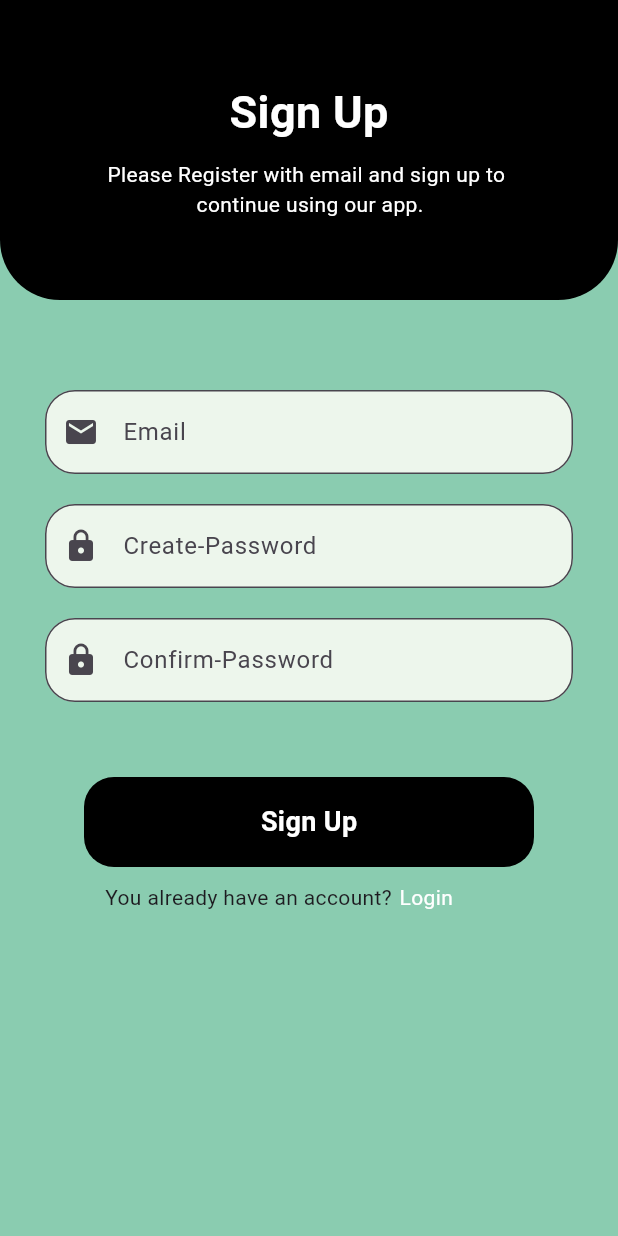
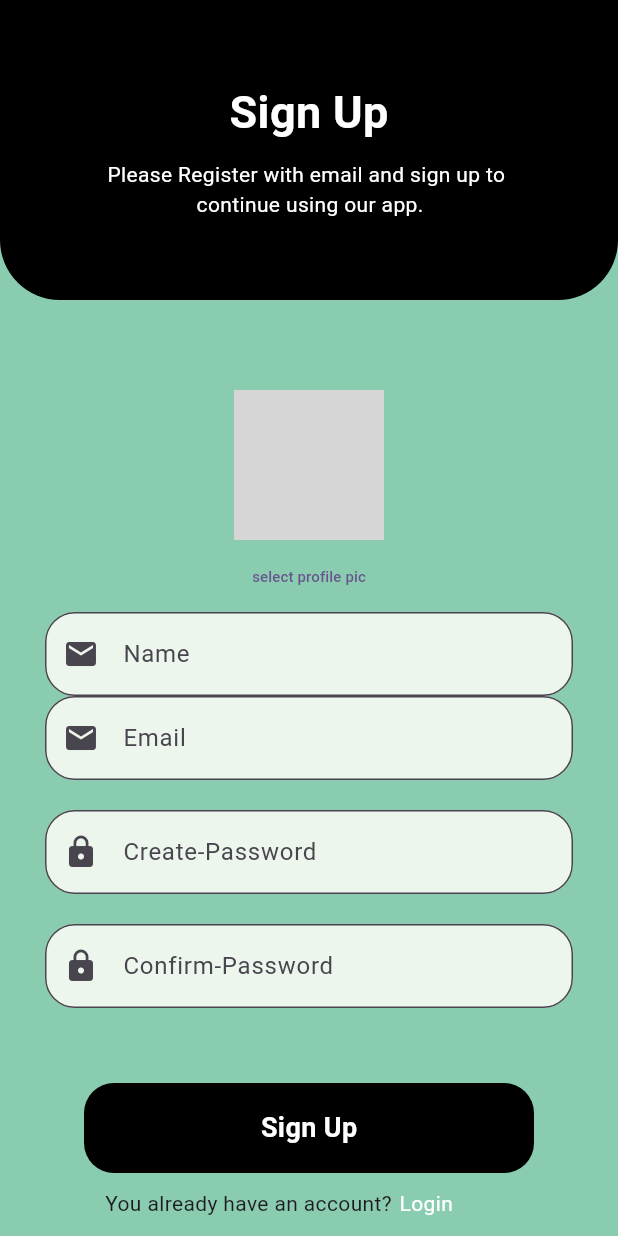
Before and after one commit to Adsoftwares1/chat_app_class, a Flutter app: the sign_up screen opened directly, on a phone screen of 412 x 824 dp. Run offline on Flutter 3.47's test engine with Material 3 defaults, Android fonts, the phone set to English and light mode, and no system bars; our stand-ins replace cloud_firestore, firebase_auth, firebase_core, firebase_storage, google_fonts, image_picker and 1 more; accounts and stored records are empty; grey boxes are pictures that could not be loaded.

Commit message:
signup with image uploading

```diff
--- a/lib/authentication/sinup_screen.dart
+++ b/lib/authentication/sinup_screen.dart
@@ -1,9 +1,14 @@
+import 'dart:io';
+
 import 'package:chat_app_for_class/authentication/view/login.dart';
 import 'package:chat_app_for_class/chat/home_screen.dart';
+import 'package:cloud_firestore/cloud_firestore.dart';
 import 'package:firebase_auth/firebase_auth.dart';
+import 'package:firebase_storage/firebase_storage.dart';
 import 'package:flutter/cupertino.dart';
 import 'package:flutter/material.dart';
 import 'package:google_fonts/google_fonts.dart';
+import 'package:image_picker/image_picker.dart';
 
 class sign_up extends StatefulWidget {
   const sign_up({super.key});
@@ -16,6 +21,11 @@ class _sign_upState extends State<sign_up> {
   var emailController = TextEditingController();
   var newPasswordController = TextEditingController();
   var ConfirmPasswordController = TextEditingController();
+  var nameController = TextEditingController();
+
+  XFile? selectedImage = null;
+
+  ImagePicker picker = ImagePicker();
 
   // varaible for laoading
   var isSignedUp = false;
@@ -73,6 +83,93 @@ class _sign_upState extends State<sign_up> {
 
             SizedBox(
               height: 15,
+            ),
+
+            Container(
+              height: 100,
+              width: 100,
+              decoration: BoxDecoration(
+                  //shape: BoxShape.circle, color: Colors.brown[100]
+                  ),
+              child: CircleAvatar(
+                radius: 100,
+                backgroundImage: selectedImage != null
+                    ? FileImage(File(selectedImage!.path))
+                    : AssetImage("assets/images/person.jpg")
+                        as ImageProvider<Object>,
+              ),
+            ),
+            TextButton(
+                onPressed: () {
+                  showDialog(
+                      context: context,
+                      builder: (context) {
+                        return AlertDialog(
+                          backgroundColor: Colors.brown,
+                          title: Center(
+                              child: Text(
+                            'select image',
+                            style: TextStyle(
+                                fontWeight: FontWeight.bold, fontSize: 30),
+                          )),
+                          content: Container(
+                            height: 100,
+                            width: 100,
+                            child: Column(
+                              children: [
+                                InkWell(
+                                    onTap: () {
+                                      pickimagefromgallery();
+                                      Navigator.of(context).pop();
+                                    },
+                                    child: Text(
+                                      'select from gallery',
+                                      style: TextStyle(
+                                          fontWeight: FontWeight.bold),
+                                    )),
+                                SizedBox(
+                                  height: 10,
+                                ),
+                                InkWell(
+                                    onTap: () {
+                                      pickimagefromcamera();
+                                      Navigator.of(context).pop();
+                                    },
+                                    child: Text(
+                                      'select from camera',
+                                      style: TextStyle(
+                                          fontWeight: FontWeight.bold),
+                                    ))
+                              ],
+                            ),
+                          ),
+                        );
+                      });
+                },
+                child: Text('select profile pic',
+                    style: GoogleFonts.aBeeZee(
+                        textStyle: TextStyle(fontSize: 10)))),
+
+            // Email
+            Padding(
+              padding: const EdgeInsets.only(left: 30, right: 30),
+              child: TextField(
+                controller: nameController,
+                decoration: InputDecoration(
+                  hintText: "Name",
+                  label: Text(
+                    'Name',
+                  ),
+                  border: OutlineInputBorder(
+                      borderRadius:
+                          BorderRadius.circular(20)), // Shape of the border
+                  prefixIcon: Icon(Icons.email),
+                  fillColor: Color(0xffEDF6EC),
+                  filled: true,
+                  // Leading icon
+                  // suffixIcon: Icon(Icons.)
+                ),
+              ),
             ),
 
             // Email
@@ -238,6 +335,39 @@ class _sign_upState extends State<sign_up> {
       FirebaseAuth auth = FirebaseAuth.instance;
       await auth.createUserWithEmailAndPassword(
           email: emailPassed, password: passwordPassed);
+      // store user progile image in firebase storage
+
+      if (selectedImage != null) {
+        // store selected XFile into File varaible to be store in firestore
+        File imageFile = File(selectedImage!.path);
+        // giving name to the image in the storage
+        String fileName = DateTime.now().millisecondsSinceEpoch.toString();
+
+        // query to store image in firebase storage
+
+        await FirebaseStorage.instance
+            .ref('profile_images/$fileName')
+            .putFile(imageFile);
+
+        // get imaged url
+
+        String userImageUrl = await FirebaseStorage.instance
+            .ref('profile_images/$fileName')
+            .getDownloadURL();
+
+        // store all the data in users collection
+
+        FirebaseFirestore.instance
+            .collection('users')
+            .doc(FirebaseAuth.instance.currentUser!.uid)
+            .set({
+          "email": emailController.text,
+          "name": nameController.text,
+          "profile_image": userImageUrl,
+          "userId": FirebaseAuth.instance.currentUser!.uid,
+        });
+      }
+
       setState(() {
         isSignedUp = false;
       });
@@ -256,4 +386,33 @@ class _sign_upState extends State<sign_up> {
       print("Eorror in Signup: $e");
     }
   }
+
+  void pickimagefromgallery() async {
+    final returnedimage = await picker.pickImage(source: ImageSource.gallery);
+
+    //setState(() async {
+    if (returnedimage != null) {
+      selectedImage = XFile(returnedimage.path);
+
+      setState(() {});
+    } else {
+      print('your pic is not selected');
+    }
+    // });
+  }
+
+  pickimagefromcamera() async {
+    final returnedimage = await picker.pickImage(source: ImageSource.camera);
+
+    //setState(() async {
+    if (returnedimage != null) {
+      selectedImage = XFile(returnedimage.path);
+
+      setState(() {});
+    } else {
+      print('pic is not selected');
+    }
+    ;
+    // });
+  }
 }
--- a/pubspec.yaml
+++ b/pubspec.yaml
@@ -42,6 +42,7 @@ dependencies:
   firebase_storage: ^11.7.4
   google_fonts: ^6.2.1
   shared_preferences: ^2.2.3
+  image_picker: ^1.1.1
 
 dev_dependencies:
   flutter_test:
```
Also changed, not shown: assets/images/person.jpg (added), pubspec.lock, 5 other files.
